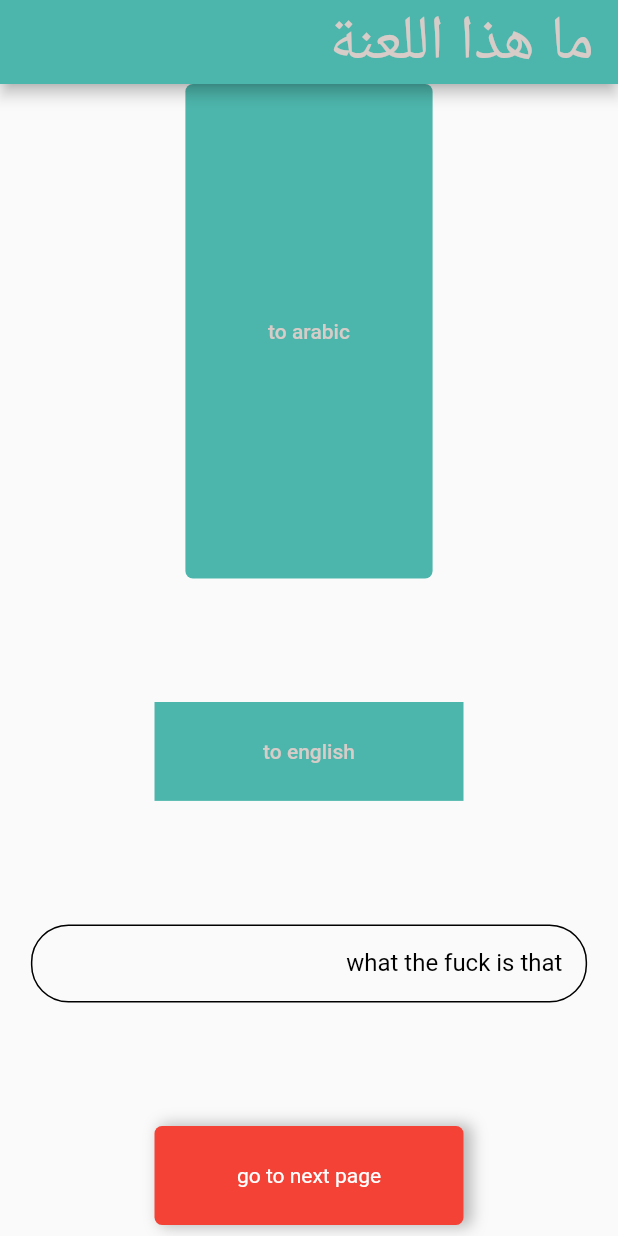
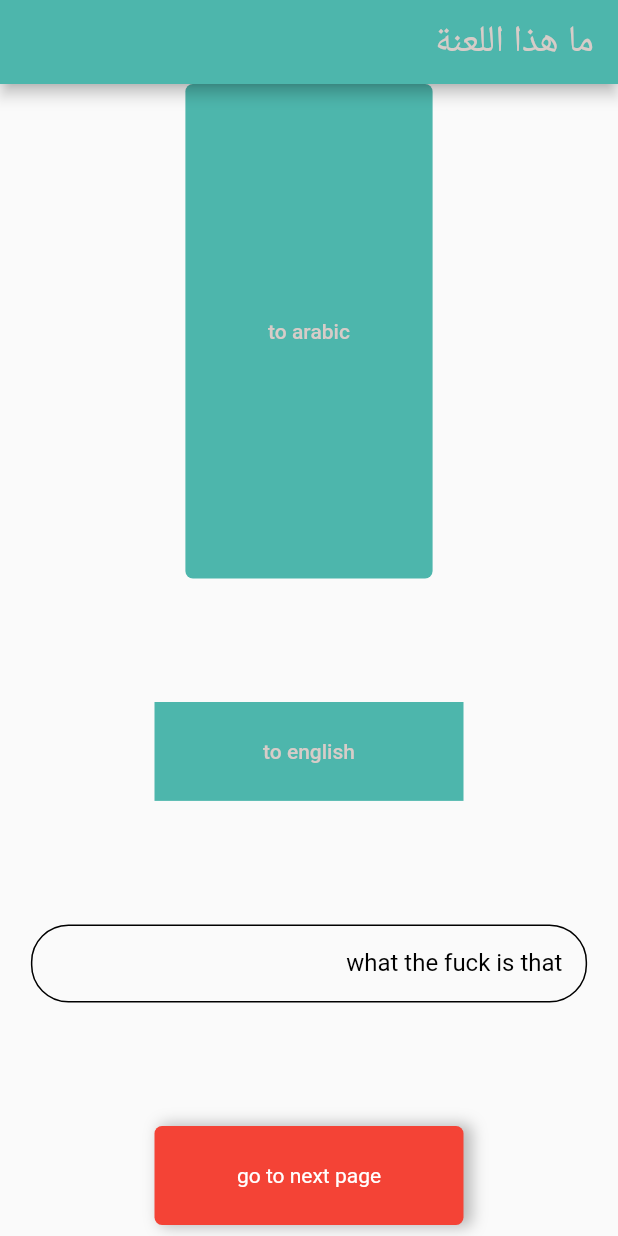
Before and after one commit to MayarAboumahmood/DashBoard, a Flutter app: the screen it shows after launch, after a tap on "to arabic", on a phone screen of 412 x 824 dp. Run offline on Flutter 3.47's test engine with Material 2 defaults, Android fonts, the phone set to English and light mode, and no system bars; our stand-ins replace auto_size_text, get, shared_preferences, sized_context.

Commit message:
fixing the theme won't change when the dark theme is on(in the device).

```diff
--- a/dashboard/lib/constant/sizes.dart
+++ b/dashboard/lib/constant/sizes.dart
@@ -70,7 +70,7 @@ class Sizes {
     textFieldTextSize = height * .04;
     textFieldWidth = width * .7;
     appBarIconSize = height * .07;
-    appBarTextSize = width * .1;
+    appBarTextSize = width * .06;
     drinkCardWidth = width * .4;
     drinkCardHeight = height * .4;
     cardNormalTextSize = height * .03;
@@ -120,7 +120,7 @@ class Sizes {
     textFieldTextSize = width * .1;
     textFieldWidth = width * .7;
     appBarIconSize = height * .07;
-    appBarTextSize = width * .06;
+    appBarTextSize = width * .04;
     drinkCardWidth = width * .3;
     drinkCardHeight = height * .35;
     cardNormalTextSize = height * .03;
@@ -155,6 +155,10 @@ class GetDeviceType {
     } else if (widthInInches > 10) {
       return 'computer';
     }
+    return '';
+  }
+}
+
     // if (GetPlatform.isMobile ||
     //     MediaQuery.of(context).size.width < 400 /*not sure from number yet*/) {
     //   return 'SmartPhone';
@@ -166,6 +170,3 @@ class GetDeviceType {
     //     MediaQuery.of(context).size.width > 800) {
     //   return 'computer';
     // }
-    return '';
-  }
-}
--- a/dashboard/lib/constant/theme.dart
+++ b/dashboard/lib/constant/theme.dart
@@ -112,4 +112,5 @@ class Themes {
     disabledColor:
         skinColorWhite, //the things that the primary color don't effect like the  checkboxes, text fields...I am not sure about the Buttons
   );
+  // static ThemeData systemTheme = ThemeData..copyWith();
 }
--- /dev/null
+++ b/dashboard/lib/general_controller/theme_binding.dart
@@ -0,0 +1,10 @@
+import 'package:get/get.dart';
+
+import 'theme_controller.dart';
+
+class ThemeBinding implements Bindings {
+  @override
+  void dependencies() {
+    Get.put(ThemeController());
+  }
+}
--- a/dashboard/lib/general_controller/theme_controller.dart
+++ b/dashboard/lib/general_controller/theme_controller.dart
@@ -1,29 +1,31 @@
+import 'package:flutter/material.dart';
 import 'package:get/get.dart';
 
 import '../constant/theme.dart';
 import '../data/service/pref_service.dart';
 
 class ThemeController extends GetxController {
-  late bool theThemeIsDark;
+  late RxBool theThemeIsDark = false.obs;
   PrefService prefService = PrefService();
   @override
   void onInit() async {
-    theThemeIsDark =
+    theThemeIsDark.value =
         await prefService.readString('theme') == 'dark' ? true : false;
     super.onInit();
   }
 
   changeTheme() async {
-    if (theThemeIsDark) {
+    if (theThemeIsDark.value) {
       print('turn to light theme');
       await prefService.createString("theme", "light");
-      theThemeIsDark = false;
+      theThemeIsDark.value = false;
       Get.changeTheme(Themes.customlighttheme);
-    } else if (!theThemeIsDark) {
+    } else if (!theThemeIsDark.value) {
       print('turn to dark theme');
       await prefService.createString("theme", "dark");
-      theThemeIsDark = true;
+      theThemeIsDark.value = true;
       Get.changeTheme(Themes.customdarktheme);
     }
+    update();
   }
 }
--- a/dashboard/lib/main.dart
+++ b/dashboard/lib/main.dart
@@ -33,6 +33,10 @@ class MyApp extends StatelessWidget {
         theme: themeValue == "dark"
             ? Themes.customdarktheme
             : Themes.customlighttheme,
+        themeMode: ThemeMode.system == ThemeMode.dark
+            ? ThemeMode
+                .light //to make the theme change when the dark theme is on in the device.
+            : ThemeMode.light,
         initialRoute: '/',
         getPages: appRoutes());
   }
--- a/dashboard/lib/route.dart
+++ b/dashboard/lib/route.dart
@@ -1,10 +1,11 @@
 import 'package:dashboard/view/Screens/login/login_page.dart';
 import 'package:get/get.dart';
+import 'general_controller/theme_binding.dart';
 import 'view/Screens/login/login_binding.dart';
 import 'view/Screens/test.dart';
 
 appRoutes() => [
-      GetPage(name: '/', page: () => Test()),
+      GetPage(name: '/', page: () => Test(), binding: ThemeBinding()),
       GetPage(
           name: '/LoginPage', page: () => LoginPage(), binding: LoginBinding())
     ];
--- a/dashboard/lib/view/Screens/test.dart
+++ b/dashboard/lib/view/Screens/test.dart
@@ -9,12 +9,13 @@ import '../widget/my_text_field.dart';
 
 class Test extends StatelessWidget {
   LanguageController languageController = Get.find();
-  ThemeController themeController = Get.put(ThemeController());
+  ThemeController themeController = Get.find();
   Test({super.key});
 
   @override
   Widget build(BuildContext context) {
     Sizes size = Sizes(context);
+
     return Scaffold(
       // floatingActionButton: FloatingActionButton.extended(
       //   label: Text('test'),
@@ -87,8 +88,9 @@ class Test extends StatelessWidget {
             SizedBox(
               height: Get.size.height * .1,
             ),
-            MyButton(
-              child: Text('change the theme'),
+            GetX<ThemeController>(
+              builder: (themeController) {
+                return MyButton(
                   ontap: () {
                     themeController.changeTheme();
                   },
@@ -97,6 +99,14 @@ class Test extends StatelessWidget {
                   myRadius: size.buttonRadius,
                   mycolor: Colors.red,
                   myfontSize: size.bigButtonTextSize,
+                  child: Text(
+                    themeController.theThemeIsDark.value
+                        ? 'Dark Theme'
+                        : 'Light Theme',
+                    style: const TextStyle(color: Colors.white),
+                  ),
+                );
+              },
             ),
             SizedBox(
               height: Get.size.height * .1,
```
Lines whose indentation alone changed are shown as unchanged.
